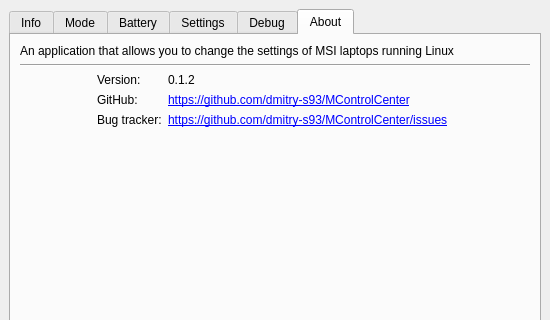
dmitry-s93/MControlCenter, file src/mainwindow.ui: the form before one commit; both pictures show x 0 to 550 and y 0 to 320 of the 550 by 550 pixel window.
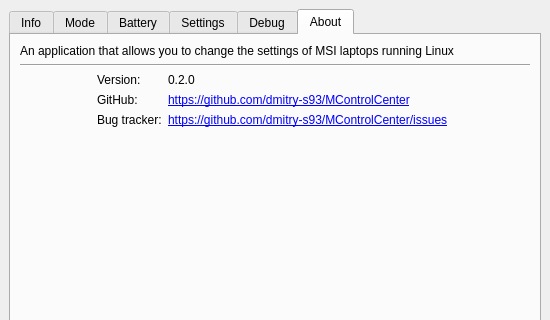
The form after the commit. The open tabs and pages were chosen to show the change.

```diff
--- a/src/mainwindow.ui
+++ b/src/mainwindow.ui
@@ -775,7 +775,7 @@
           <item row="0" column="1">
            <widget class="QLabel" name="versionValueLabel">
             <property name="text">
-             <string notr="true">0.1.2</string>
+             <string notr="true">0.2.0</string>
             </property>
            </widget>
           </item>
```
